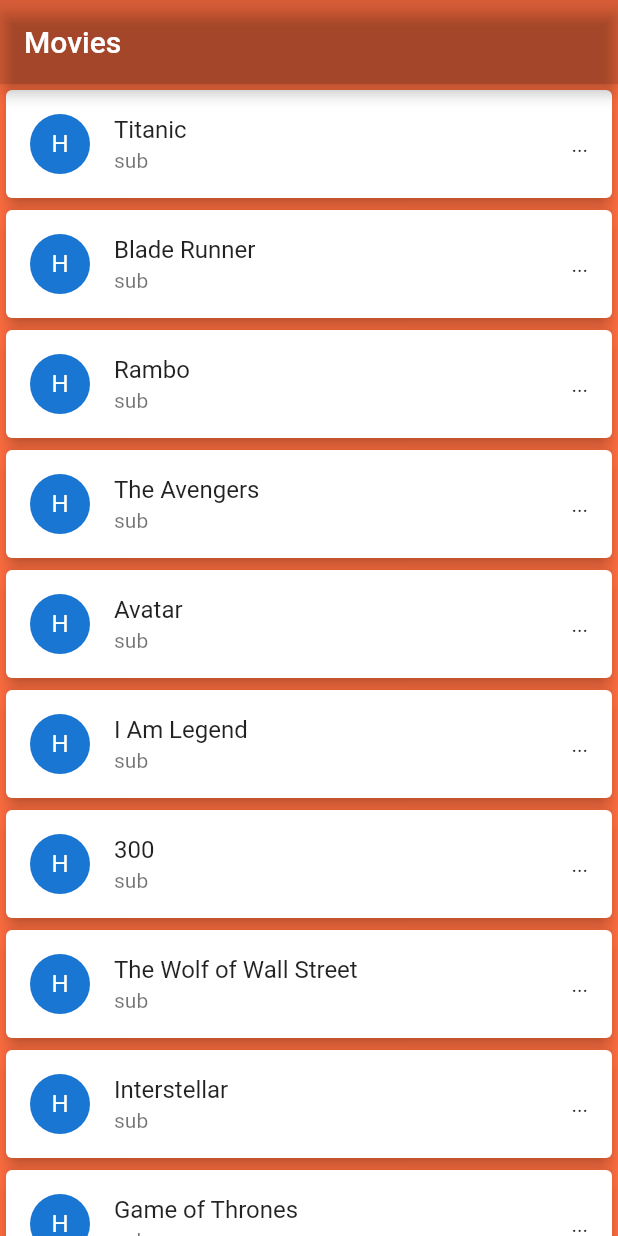
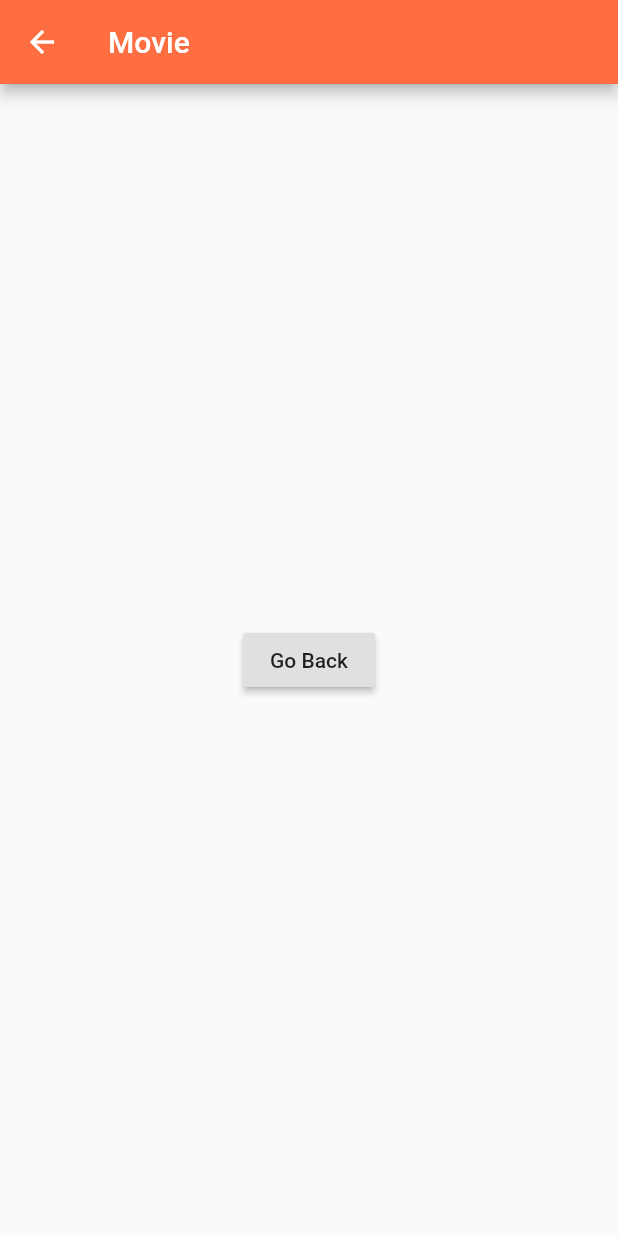
Before and after one commit to codr-mayank/movie_app-android, a Flutter app: the screen it shows after launch, after a tap on an icon or button, on a phone screen of 412 x 824 dp. Run offline on Flutter 3.47's test engine with Material 2 defaults, Android fonts, the phone set to English and light mode, and no system bars.

```diff
--- a/lib/ui/home.dart
+++ b/lib/ui/home.dart
@@ -33,19 +33,50 @@ class MovieListView extends StatelessWidget {
                 leading: CircleAvatar(
                   child: Container(
                     decoration: BoxDecoration(
-                      // color: Colors.blue,
-                      borderRadius: BorderRadius.circular(13.9)
-                    ),
+                        // color: Colors.blue,
+                        borderRadius: BorderRadius.circular(13.9)),
                     child: Text('H'),
                   ),
                 ),
                 trailing: Text('...'),
                 title: Text(movies[index]),
                 subtitle: Text('sub'),
-                onTap: ()=>debugPrint('Movie name: ${movies.elementAt(index)}'),
+                // onTap: () =>
+                //     debugPrint('Movie name: ${movies.elementAt(index)}'),
+                onTap: () {
+                  Navigator.push(
+                      context,
+                      MaterialPageRoute(
+                          builder: (context) => MovieListViewDetails()));
+                },
               ),
             );
           }),
     );
   }
 }
+
+// New route (page/screen)
+class MovieListViewDetails extends StatelessWidget {
+  @override
+  Widget build(BuildContext context) {
+    return Scaffold(
+      appBar: AppBar(
+        backgroundColor: Colors.deepOrangeAccent.shade200,
+        title: Text('Movie'),
+      ),
+      body: Center(
+        child: Container(
+          child: RaisedButton(
+            child: Text('Go Back'),
+            onPressed: () {},
+            // onPressed: () {
+            //   Navigator.push(context,
+            //       MaterialPageRoute(builder: (context) => MovieListView()));
+            // },
+          ),
+        ),
+      ),
+    );
+  }
+}
```
